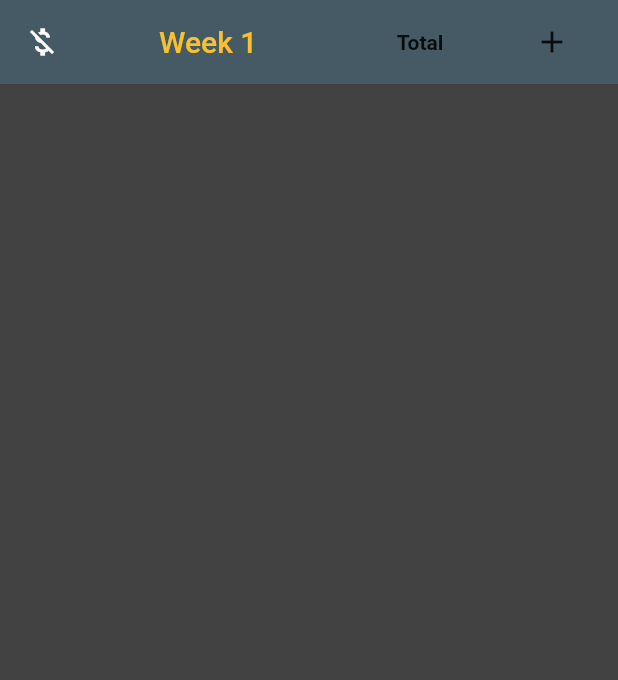
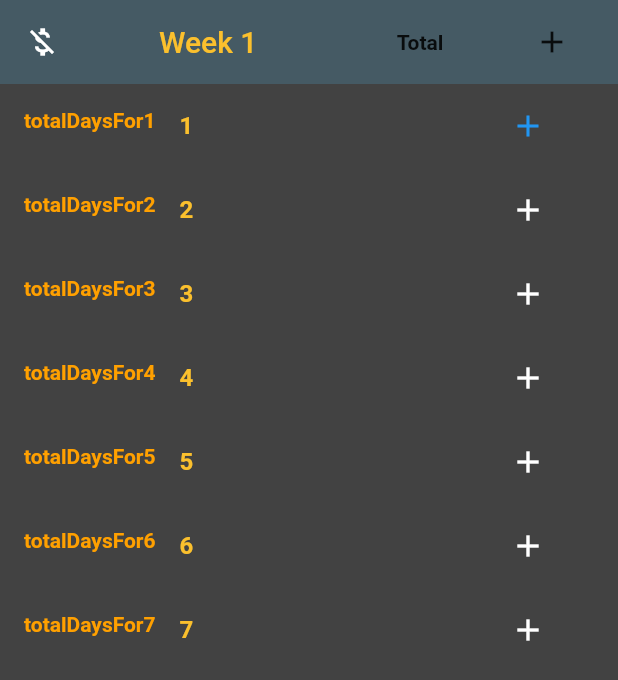
Before and after one commit to saivishnu725/Attendance, a Flutter app: the screen it shows after launch, after a tap on the "add" icon, on a phone screen of 412 x 824 dp. Shown: the top 680 px of the screen. Run offline on Flutter 3.47's test engine with Material 2 defaults, Android fonts, the phone set to English and light mode, and no system bars.

Commit message:
The final(maybe) template I am gonna use.

```diff
--- a/lib/data.dart
+++ b/lib/data.dart
@@ -1,6 +1,6 @@
 import 'package:flutter/material.dart';
 
-List<String> names = ['1', '2', '3', '4', '5', '6'];
+List<String> names = ['1', '2', '3', '4', '5', '6','7'];
 Widget actionAppBar() {
   return Row(children: [
     RaisedButton(
--- a/lib/mainscreen.dart
+++ b/lib/mainscreen.dart
@@ -1,8 +1,24 @@
 import 'package:flutter/material.dart';
 import 'data.dart';
 
-var addColor = Colors.white;
-var remColor = Colors.white;
+List addColor = [
+  Colors.white,
+  Colors.white,
+  Colors.white,
+  Colors.white,
+  Colors.white,
+  Colors.white,
+  Colors.white
+];
+List remColor = [
+  Colors.white,
+  Colors.white,
+  Colors.white,
+  Colors.white,
+  Colors.white,
+  Colors.white,
+  Colors.white
+];
 
 class MainScreen extends StatefulWidget {
   MainScreen({Key key}) : super(key: key);
@@ -43,17 +59,39 @@ class _MainScreenState extends State<MainScreen> {
         leading: Icon(Icons.money_off),
         actions: [actionAppBar()],
       ),
-      body: ListView(
-        children: [
-          //Moving away from the template cuz i dont have to add new ppl.
-          ListTile(),//1
-          ListTile(),//2
-          ListTile(),//3
-          ListTile(),//4
-          ListTile(),//5
-          ListTile(),//6
-          ListTile(),//7
-        ],
+      body: ListView.builder(
+        itemCount: 7,
+        itemBuilder: (BuildContext context, int index) {
+          return ListTile(
+            leading: Text(
+              "totalDaysFor${names[index]}",
+              style: TextStyle(
+                  color: Colors.amber[700], fontWeight: FontWeight.bold),
+            ),
+            title: Text(names[index],
+                style: TextStyle(
+                    color: Colors.yellow[700], fontWeight: FontWeight.bold)),
+            // subtitle: Text("sub"),
+            trailing: RaisedButton(
+              child: Icon(
+                Icons.add,
+                color: addColor[index],
+              ),
+              elevation: 0.0,
+              color: Colors.grey[800],
+              onPressed: () {
+                debugPrint("Add the day for ${names[index]}");
+                setState(() {
+                  if (addColor[index] == Colors.blue) {
+                    addColor[index] = Colors.white;
+                  } else {
+                    addColor[index] = Colors.blue;
+                  }
+                });
+              },
+            ),
+          );
+        },
       ),
     );
   }
```
